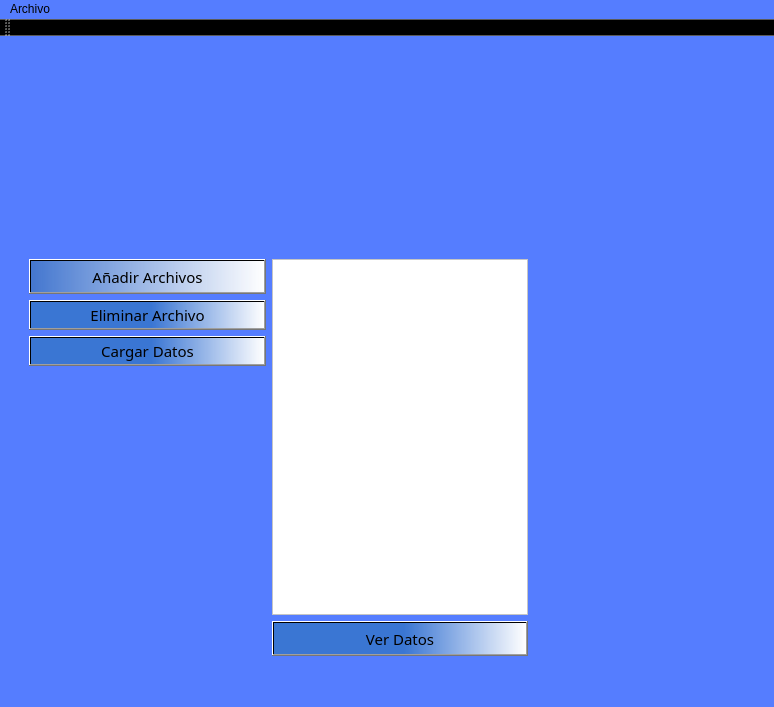
This is Interfaz/UI/InicioSubirDatos.ui in Dumaru/ExcelReports as Qt 5 draws it before an edit. The edited form follows.
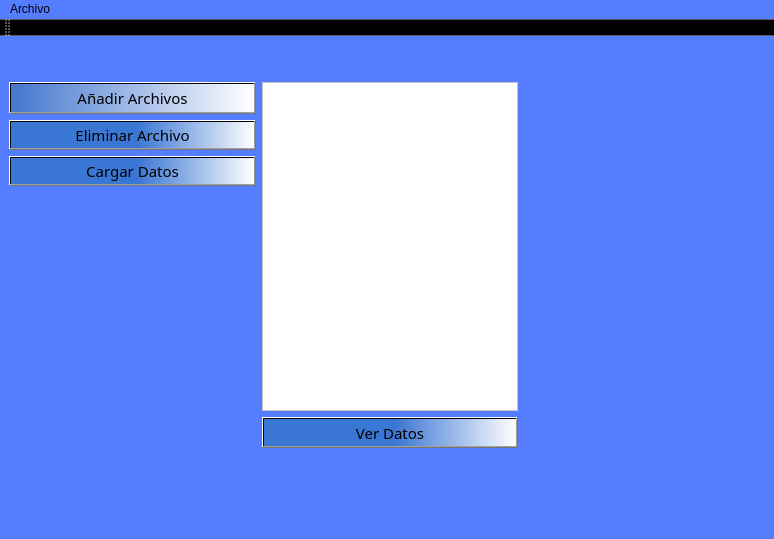
This is the edited form. Icons and pictures are not drawn.

```diff
--- a/Interfaz/UI/InicioSubirDatos.ui
+++ b/Interfaz/UI/InicioSubirDatos.ui
@@ -7,7 +7,7 @@
     <x>0</x>
     <y>0</y>
     <width>774</width>
-    <height>707</height>
+    <height>539</height>
    </rect>
   </property>
   <property name="windowTitle">
@@ -19,23 +19,7 @@
   </property>
   <widget class="QWidget" name="centralwidget">
    <layout class="QGridLayout" name="gridLayout_2">
-    <item row="1" column="0" rowspan="2">
-     <spacer name="verticalSpacer">
-      <property name="orientation">
-       <enum>Qt::Vertical</enum>
-      </property>
-      <property name="sizeType">
-       <enum>QSizePolicy::Minimum</enum>
-      </property>
-      <property name="sizeHint" stdset="0">
-       <size>
-        <width>20</width>
-        <height>40</height>
-       </size>
-      </property>
-     </spacer>
-    </item>
-    <item row="1" column="1" rowspan="2">
+    <item row="0" column="0">
      <layout class="QVBoxLayout" name="verticalLayout">
       <item>
        <layout class="QGridLayout" name="gridLayout">
@@ -222,19 +206,32 @@
           </property>
          </widget>
         </item>
+        <item row="0" column="1">
+         <widget class="QLabel" name="label">
+          <property name="text">
+           <string>&lt;html&gt;&lt;head/&gt;&lt;body&gt;&lt;p&gt;&lt;img src=&quot;:/Images/Iocom png.png&quot;/&gt;&lt;/p&gt;&lt;/body&gt;&lt;/html&gt;</string>
+          </property>
+         </widget>
+        </item>
        </layout>
       </item>
      </layout>
     </item>
-    <item row="0" column="1">
-     <widget class="QLabel" name="label">
-      <property name="styleSheet">
-       <string notr="true"/>
+    <item row="1" column="0">
+     <spacer name="verticalSpacer">
+      <property name="orientation">
+       <enum>Qt::Vertical</enum>
       </property>
-      <property name="text">
-       <string>&lt;html&gt;&lt;head/&gt;&lt;body&gt;&lt;p&gt;&lt;img src=&quot;:/Imgenes/8b1a89d3f271913146d4cd63f3920464-icono-de-trazo-de-lista-de-comprobaci--n-m--dica-by-vexels.png&quot;/&gt;&lt;/p&gt;&lt;/body&gt;&lt;/html&gt;</string>
+      <property name="sizeType">
+       <enum>QSizePolicy::Minimum</enum>
       </property>
-     </widget>
+      <property name="sizeHint" stdset="0">
+       <size>
+        <width>20</width>
+        <height>40</height>
+       </size>
+      </property>
+     </spacer>
     </item>
    </layout>
   </widget>
```
Left out of the diff: 4 changed lines with no effect on the pictures.
